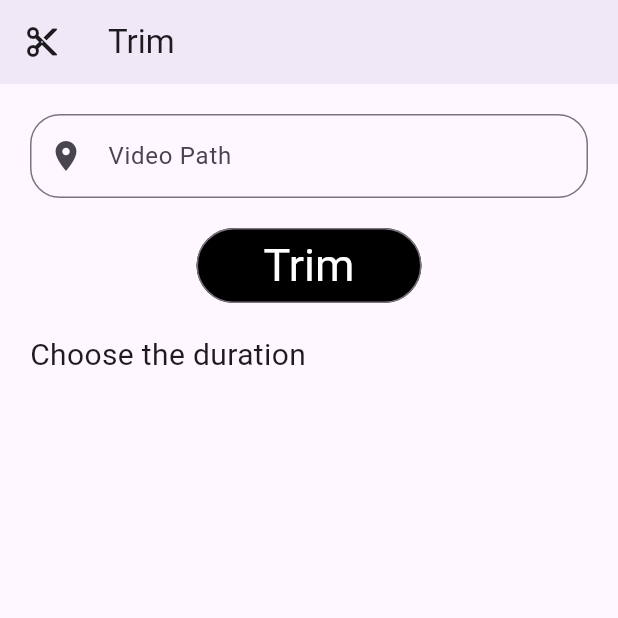
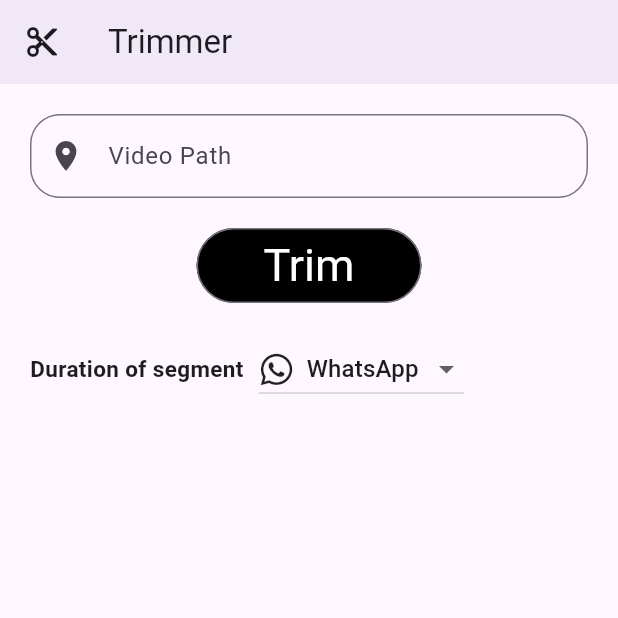
Before and after one commit to MhammadAli/Trimmer, a Flutter app: the screen it shows after launch, after a tap on "Trim", on a phone screen of 412 x 824 dp, the top half of it. Run offline on Flutter 3.47's test engine with Material 3 defaults, Android fonts, the phone set to English and light mode, and no system bars; our stand-ins replace flutter_bloc, font_awesome_flutter, permission_handler; missing offline and left inert: ffmpeg_kit_flutter, receive_sharing_intent.

Commit message:
Adding Dropdown List to choose the duration of the segment and changing the app icon and name

```diff
--- a/lib/cubit/app_cubit.dart
+++ b/lib/cubit/app_cubit.dart
@@ -1,7 +1,4 @@
 import 'dart:async';
-import 'package:bloc/bloc.dart';
-import 'package:flutter/cupertino.dart';
-import 'package:meta/meta.dart';
 import 'package:permission_handler/permission_handler.dart';
 import 'dart:io'; // Import for File and Directory checks
 import 'package:flutter/material.dart';
@@ -9,6 +6,7 @@ import 'package:ffmpeg_kit_flutter/ffmpeg_kit.dart';
 import 'package:flutter_bloc/flutter_bloc.dart';
 import 'package:receive_sharing_intent/receive_sharing_intent.dart';
 import 'package:ffmpeg_kit_flutter/ffprobe_kit.dart';
+import 'package:font_awesome_flutter/font_awesome_flutter.dart';
 
 part 'app_state.dart';
 
@@ -17,19 +15,23 @@ class AppCubit extends Cubit<AppStates> {
 
   static AppCubit get(context) => BlocProvider.of(context);
 
-  var sharedVideoPath = TextEditingController();
+  final sharedVideoPath = TextEditingController();
   late StreamSubscription _intentDataStreamSubscription;
   final List<SharedMediaFile> _sharedFiles = [];
   Duration totalVideoDuration = Duration.zero;
 
-  // Segment duration dropdown
-  int _selectedSegmentDuration = 1; // default duration in minutes
-  final List<int> _segmentDurations = [
-    1,
-    2,
-    5,
-    10,
-  ]; // available options in minutes
+  // Dropdown data structure with platform icons and durations
+  final List<Map<String, dynamic>> segmentDurations = [
+    {'name': 'WhatsApp', 'icon': FontAwesomeIcons.whatsapp, 'duration': const Duration(minutes: 1)},
+    {'name': 'Messenger', 'icon': FontAwesomeIcons.facebookMessenger, 'duration': const Duration(seconds: 20)},
+    {'name': 'YouTube', 'icon': FontAwesomeIcons.youtube, 'duration': const Duration(minutes: 3)},
+    {'name': 'TikTok', 'icon': FontAwesomeIcons.tiktok, 'duration': const Duration(minutes: 10)},
+    {'name': 'Custom', 'icon': Icons.settings, 'duration': const Duration(minutes: 2)}, // Default custom duration
+  ];
+
+  int selectedSegmentIndex = 0; // Track selected index
+
+  Duration get selectedSegmentDuration => segmentDurations[selectedSegmentIndex]['duration'];
 
   void trimVideo() async {
     requestStoragePermission(); // Request storage permission
@@ -41,7 +43,7 @@ class AppCubit extends Cubit<AppStates> {
       emit(AppTrimmingLoadingState());
 
       if (totalVideoDuration.inSeconds > 0) {
-        final segmentDuration = Duration(minutes: _selectedSegmentDuration);
+        final segmentDuration = selectedSegmentDuration;
         int segmentIndex = 0;
         bool isSuccess = true; // Track if all segments are trimmed successfully
 
@@ -105,11 +107,9 @@ class AppCubit extends Cubit<AppStates> {
     // Listen to media sharing while the app is in memory
     _intentDataStreamSubscription =
         ReceiveSharingIntent.instance.getMediaStream().listen((value) {
-      print('77777777777777777');
       _sharedFiles.clear();
       _sharedFiles.addAll(value);
       if (_sharedFiles.isNotEmpty) {
-        print('4444444444444444444444444');
         sharedVideoPath.text = _sharedFiles.first.path;
         print(sharedVideoPath.text);
         fetchVideoDuration(sharedVideoPath.text);
@@ -121,13 +121,10 @@ class AppCubit extends Cubit<AppStates> {
 
     // Retrieve initial shared media when the app is launched from a sharing intent
     ReceiveSharingIntent.instance.getInitialMedia().then((value) {
-      print('55555555555555555555555555555');
       _sharedFiles.clear();
       _sharedFiles.addAll(value);
       if (_sharedFiles.isNotEmpty) {
-        print('4444444444444444444444444');
         sharedVideoPath.text = _sharedFiles.first.path;
-        print(sharedVideoPath.text);
         fetchVideoDuration(sharedVideoPath.text);
       }
       ReceiveSharingIntent.instance.reset(); // Reset sharing intent
@@ -159,6 +156,12 @@ class AppCubit extends Cubit<AppStates> {
     }
   }
 
+  void changeDropdownSelection(int index){
+    selectedSegmentIndex = index;
+    emit(AppChangeDropdownState());
+
+  }
+
   @override
   Future<void> close() {  // to clean resources and it's equal to dispose function in stateful widget.
     _intentDataStreamSubscription.cancel();
--- a/lib/cubit/app_state.dart
+++ b/lib/cubit/app_state.dart
@@ -11,3 +11,4 @@ final class AppFetchDurationState extends AppStates{}
 final class AppTrimmingLoadingState extends AppStates{}
 final class AppTrimmingSuccessState extends AppStates{}
 final class AppTrimmingErrorState extends AppStates{}
+final class AppChangeDropdownState extends AppStates{}
--- a/lib/home_layout/video_trim_screen.dart
+++ b/lib/home_layout/video_trim_screen.dart
@@ -3,18 +3,19 @@ import 'package:flutter/material.dart';
 import 'package:flutter_bloc/flutter_bloc.dart';
 
 class VideoTrimScreen extends StatelessWidget {
+  const VideoTrimScreen({super.key});
+
   @override
   Widget build(BuildContext context) {
     return BlocConsumer<AppCubit, AppStates>(
-      listener: (context, state) {
-
-      },
+      listener: (context, state) {},
       builder: (context, state) {
+        final cubit = AppCubit.get(context);
         return Scaffold(
           appBar: AppBar(
             elevation: 4,
-            title: Text('Trim'),
-            leading: Icon(Icons.cut),
+            title: const Text('Trimmer'),
+            leading: const Icon(Icons.cut),
           ),
           body: Padding(
             padding: const EdgeInsets.all(20.0),
@@ -24,59 +25,65 @@ class VideoTrimScreen extends StatelessWidget {
                   controller: AppCubit.get(context).sharedVideoPath,
                   readOnly: true,
                   decoration: InputDecoration(
-                    prefixIcon: Icon(Icons.location_on),
+                    prefixIcon: const Icon(Icons.location_on),
                     labelText: 'Video Path',
                     border: OutlineInputBorder(
                       borderRadius: BorderRadius.circular(20),
                     ),
                   ),
                 ),
-                SizedBox(height: 20),
+                const SizedBox(height: 20),
                 OutlinedButton(
-                  onPressed: () {
-                    AppCubit.get(context).trimVideo();
-                  },
-                  child: (state is AppTrimmingLoadingState)
-                      ? CircularProgressIndicator(
-                    color: Colors.white,
-                  )
-                      : Text('Trim'),
+                  onPressed: (state is AppTrimmingLoadingState)
+                      ? null
+                      : () {
+                          cubit.trimVideo();
+                        },
                   style: OutlinedButton.styleFrom(
                     backgroundColor: Colors.black,
                     foregroundColor: Colors.white,
-                    minimumSize: Size(150, 50),
-                    textStyle: TextStyle(fontSize: 30),
+                    minimumSize: const Size(150, 50),
+                    textStyle: const TextStyle(fontSize: 30),
                   ),
+                  child: (state is AppTrimmingLoadingState)
+                      ? const CircularProgressIndicator(
+                          color: Colors.white,
+                        )
+                      : const Text('Trim'),
                 ),
-                SizedBox(
+                const SizedBox(
                   height: 20,
                 ),
                 Row(
                   children: [
-                    Text(
-                      'Choose the duration',
-                      style: TextStyle(
-                        fontSize: 20,
-                      ),
+                    const Text(
+                      'Duration of segment',
+                      style:
+                          TextStyle(fontSize: 15, fontWeight: FontWeight.bold),
                     ),
-                    SizedBox(
+                    const SizedBox(
                       width: 10,
                     ),
-                    // DropdownButton<int>(
-                    //   value: _selectedSegmentDuration,
-                    //   items: _segmentDurations
-                    //       .map((duration) => DropdownMenuItem<int>(
-                    //     value: duration,
-                    //     child: Text('$duration minute(s)'),
-                    //   ))
-                    //       .toList(),
-                    //   onChanged: (value){
-                    //     print(value);
-                    //     setState(() {
-                    //       _selectedSegmentDuration = value!;
-                    //     });
-                    //   },
-                    // ),
+                    DropdownButton<int>(
+                      value: cubit.selectedSegmentIndex,
+                      items: List.generate(
+                          cubit.segmentDurations.length,
+                          (index) => DropdownMenuItem(
+                                value: index,
+                                child: Row(
+                                  children: [
+                                    Icon(cubit.segmentDurations[index]['icon']),
+                                    const SizedBox(
+                                      width: 8,
+                                    ),
+                                    Text(cubit.segmentDurations[index]['name'])
+                                  ],
+                                ),
+                              )),
+                      onChanged: (value) {
+                        cubit.changeDropdownSelection(value!);
+                      },
+                    ),
                   ],
                 ),
               ],
@@ -87,9 +94,3 @@ class VideoTrimScreen extends StatelessWidget {
     );
   }
 }
-
-// @override
-// void dispose() {
-//   _intentDataStreamSubscription.cancel();
-//   super.dispose();
-// }
--- a/lib/main.dart
+++ b/lib/main.dart
@@ -1,14 +1,16 @@
 import 'package:flutter/material.dart';
-import 'package:trim/cubit/app_cubit.dart'; // Import for File and Directory checks
+import 'package:trim/cubit/app_cubit.dart';
 import 'package:flutter_bloc/flutter_bloc.dart';
 import 'package:trim/home_layout/video_trim_screen.dart';
 import 'bloc_observer.dart';
 void main() {
    Bloc.observer = MyBlocObserver();
-  runApp(MyApp());
+  runApp(const MyApp());
 }
 
 class MyApp extends StatelessWidget {
+  const MyApp({super.key});
+
 
   @override
   Widget build(BuildContext context) {
--- a/pubspec.yaml
+++ b/pubspec.yaml
@@ -51,6 +51,7 @@ dev_dependencies:
   permission_handler: ^11.3.1
   bloc: ^8.1.4
   flutter_bloc: ^8.1.6
+  font_awesome_flutter: ^10.8.0
 
 # For information on the generic Dart part of this file, see the
 # following page: https://dart.dev/tools/pub/pubspec
```
Also changed, not shown: pubspec.lock, 6 other files.
